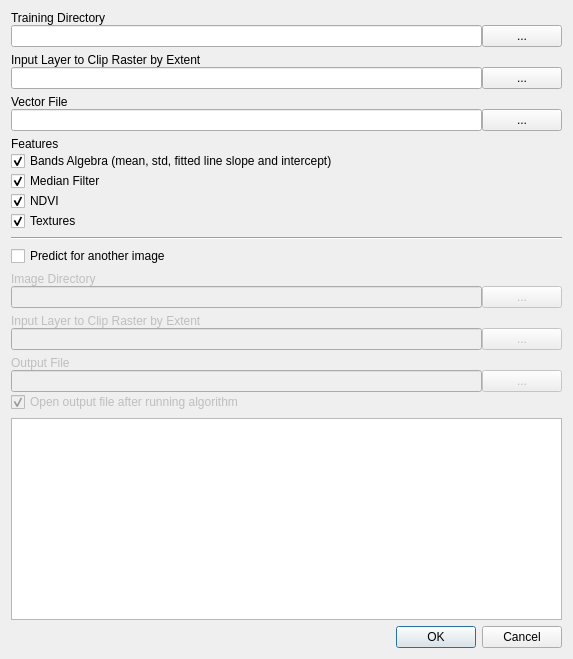
The window that Lumberjack_dialog_base.ui (carobrus/lumberjack_qgis_plugin) describes before a commit, drawn with Qt 5.
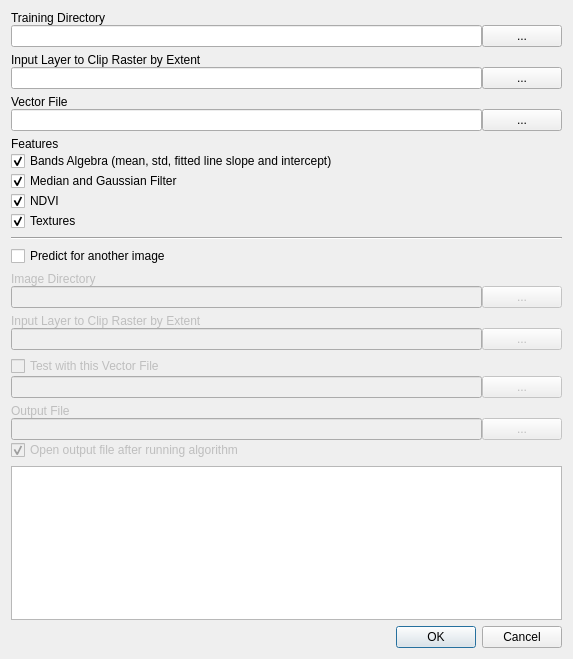
The same window after the commit.

The edit to the form file:
```diff
--- a/Lumberjack_dialog_base.ui
+++ b/Lumberjack_dialog_base.ui
@@ -58,7 +58,7 @@
      <item>
       <widget class="QCheckBox" name="checkBox_medianFilter">
        <property name="text">
-        <string>Median Filter</string>
+        <string>Median and Gaussian Filter</string>
        </property>
        <property name="checked">
         <bool>true</bool>
@@ -87,7 +87,7 @@
      </item>
     </layout>
    </item>
-   <item row="22" column="0">
+   <item row="23" column="0">
     <layout class="QVBoxLayout" name="verticalLayout_6">
      <item>
       <widget class="QDialogButtonBox" name="button_box">
@@ -101,6 +101,47 @@
      </item>
     </layout>
    </item>
+   <item row="8" column="0">
+    <layout class="QVBoxLayout" name="verticalLayout">
+     <property name="spacing">
+      <number>0</number>
+     </property>
+     <item>
+      <widget class="QLabel" name="label_imageDirectory">
+       <property name="enabled">
+        <bool>false</bool>
+       </property>
+       <property name="text">
+        <string>Image Directory</string>
+       </property>
+      </widget>
+     </item>
+     <item>
+      <layout class="QHBoxLayout" name="horizontalLayout">
+       <item>
+        <widget class="QLineEdit" name="lineEdit_predictionDirectoy">
+         <property name="enabled">
+          <bool>false</bool>
+         </property>
+         <property name="clearButtonEnabled">
+          <bool>false</bool>
+         </property>
+        </widget>
+       </item>
+       <item>
+        <widget class="QPushButton" name="pushButton_predictionDirectory">
+         <property name="enabled">
+          <bool>false</bool>
+         </property>
+         <property name="text">
+          <string>...</string>
+         </property>
+        </widget>
+       </item>
+      </layout>
+     </item>
+    </layout>
+   </item>
    <item row="2" column="0">
     <layout class="QVBoxLayout" name="verticalLayout_4">
      <property name="spacing">
@@ -133,60 +174,6 @@
      </item>
     </layout>
    </item>
-   <item row="15" column="0">
-    <layout class="QVBoxLayout" name="verticalLayout_5">
-     <property name="spacing">
-      <number>0</number>
-     </property>
-     <item>
-      <widget class="QLabel" name="label_outputFile">
-       <property name="enabled">
-        <bool>false</bool>
-       </property>
-       <property name="text">
-        <string>Output File</string>
-       </property>
-      </widget>
-     </item>
-     <item>
-      <layout class="QHBoxLayout" name="horizontalLayout_5">
-       <item>
-        <widget class="QLineEdit" name="lineEdit_outputFile">
-         <property name="enabled">
-          <bool>false</bool>
-         </property>
-         <property name="text">
-          <string/>
-         </property>
-        </widget>
-       </item>
-       <item>
-        <widget class="QPushButton" name="pushButton_outputFile">
-         <property name="enabled">
-          <bool>false</bool>
-         </property>
-         <property name="text">
-          <string>...</string>
-         </property>
-        </widget>
-       </item>
-      </layout>
-     </item>
-     <item>
-      <widget class="QCheckBox" name="checkBox_addFile">
-       <property name="enabled">
-        <bool>false</bool>
-       </property>
-       <property name="text">
-        <string>Open output file after running algorithm</string>
-       </property>
-       <property name="checked">
-        <bool>true</bool>
-       </property>
-      </widget>
-     </item>
-    </layout>
-   </item>
    <item row="5" column="0">
     <widget class="QCheckBox" name="checkBox_prediction">
      <property name="text">
@@ -194,37 +181,17 @@
      </property>
     </widget>
    </item>
-   <item row="1" column="0">
-    <layout class="QVBoxLayout" name="verticalLayout_3">
-     <property name="spacing">
-      <number>0</number>
+   <item row="17" column="0">
+    <widget class="QPlainTextEdit" name="plainTextEdit">
+     <property name="font">
+      <font>
+       <family>Courier New</family>
+      </font>
      </property>
-     <item>
-      <widget class="QLabel" name="label_inputLayer">
-       <property name="text">
-        <string>Input Layer to Clip Raster by Extent</string>
-       </property>
-      </widget>
-     </item>
-     <item>
-      <layout class="QHBoxLayout" name="horizontalLayout_3">
-       <item>
-        <widget class="QLineEdit" name="lineEdit_inputLayer">
-         <property name="text">
-          <string/>
-         </property>
-        </widget>
-       </item>
-       <item>
-        <widget class="QPushButton" name="pushButton_inputLayer">
-         <property name="text">
-          <string>...</string>
-         </property>
-        </widget>
-       </item>
-      </layout>
-     </item>
-    </layout>
+     <property name="readOnly">
+      <bool>true</bool>
+     </property>
+    </widget>
    </item>
    <item row="0" column="0">
     <layout class="QVBoxLayout" name="verticalLayout_2">
@@ -258,42 +225,67 @@
      </item>
     </layout>
    </item>
+   <item row="1" column="0">
+    <layout class="QVBoxLayout" name="verticalLayout_3">
+     <property name="spacing">
+      <number>0</number>
+     </property>
+     <item>
+      <widget class="QLabel" name="label_inputLayer">
+       <property name="text">
+        <string>Input Layer to Clip Raster by Extent</string>
+       </property>
+      </widget>
+     </item>
+     <item>
+      <layout class="QHBoxLayout" name="horizontalLayout_3">
+       <item>
+        <widget class="QLineEdit" name="lineEdit_inputLayer">
+         <property name="text">
+          <string/>
+         </property>
+        </widget>
+       </item>
+       <item>
+        <widget class="QPushButton" name="pushButton_inputLayer">
+         <property name="text">
+          <string>...</string>
+         </property>
+        </widget>
+       </item>
+      </layout>
+     </item>
+    </layout>
+   </item>
    <item row="16" column="0">
-    <widget class="QPlainTextEdit" name="plainTextEdit">
-     <property name="readOnly">
-      <bool>true</bool>
-     </property>
-    </widget>
-   </item>
-   <item row="8" column="0">
-    <layout class="QVBoxLayout" name="verticalLayout">
+    <layout class="QVBoxLayout" name="verticalLayout_5">
      <property name="spacing">
       <number>0</number>
      </property>
      <item>
-      <widget class="QLabel" name="label_imageDirectory">
+      <widget class="QLabel" name="label_outputFile">
        <property name="enabled">
         <bool>false</bool>
        </property>
        <property name="text">
-        <string>Image Directory</string>
+        <string>Output File</string>
        </property>
       </widget>
      </item>
      <item>
-      <layout class="QHBoxLayout" name="horizontalLayout">
+      <layout class="QHBoxLayout" name="horizontalLayout_5">
        <item>
-        <widget class="QLineEdit" name="lineEdit_predictionDirectoy">
+        <widget class="QLineEdit" name="lineEdit_outputFile">
          <property name="enabled">
           <bool>false</bool>
          </property>
-         <property name="clearButtonEnabled">
-          <bool>false</bool>
+         <property name="text">
+          <string/>
          </property>
         </widget>
        </item>
        <item>
-        <widget class="QPushButton" name="pushButton_predictionDirectory">
+        <widget class="QPushButton" name="pushButton_outputFile">
          <property name="enabled">
           <bool>false</bool>
          </property>
@@ -304,6 +296,19 @@
        </item>
       </layout>
      </item>
+     <item>
+      <widget class="QCheckBox" name="checkBox_addFile">
+       <property name="enabled">
+        <bool>false</bool>
+       </property>
+       <property name="text">
+        <string>Open output file after running algorithm</string>
+       </property>
+       <property name="checked">
+        <bool>true</bool>
+       </property>
+      </widget>
+     </item>
     </layout>
    </item>
    <item row="11" column="0">
@@ -344,6 +349,44 @@
      </item>
     </layout>
    </item>
+   <item row="12" column="0">
+    <layout class="QVBoxLayout" name="verticalLayout_9">
+     <property name="spacing">
+      <number>0</number>
+     </property>
+     <item>
+      <widget class="QCheckBox" name="checkBox_testing">
+       <property name="enabled">
+        <bool>false</bool>
+       </property>
+       <property name="text">
+        <string>Test with this Vector File</string>
+       </property>
+      </widget>
+     </item>
+     <item>
+      <layout class="QHBoxLayout" name="horizontalLayout_6">
+       <item>
+        <widget class="QLineEdit" name="lineEdit_vector_file_testing">
+         <property name="enabled">
+          <bool>false</bool>
+         </property>
+        </widget>
+       </item>
+       <item>
+        <widget class="QPushButton" name="pushButton_roi_testing">
+         <property name="enabled">
+          <bool>false</bool>
+         </property>
+         <property name="text">
+          <string>...</string>
+         </property>
+        </widget>
+       </item>
+      </layout>
+     </item>
+    </layout>
+   </item>
   </layout>
  </widget>
  <resources/>
```
